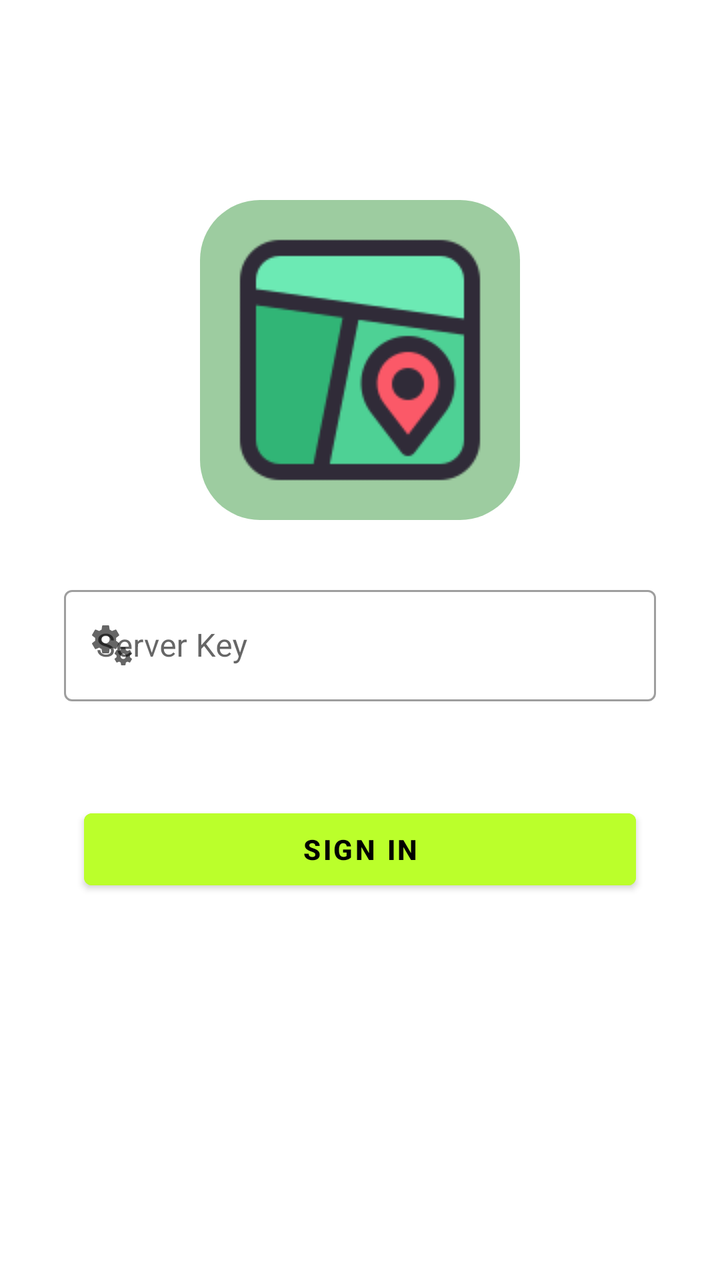
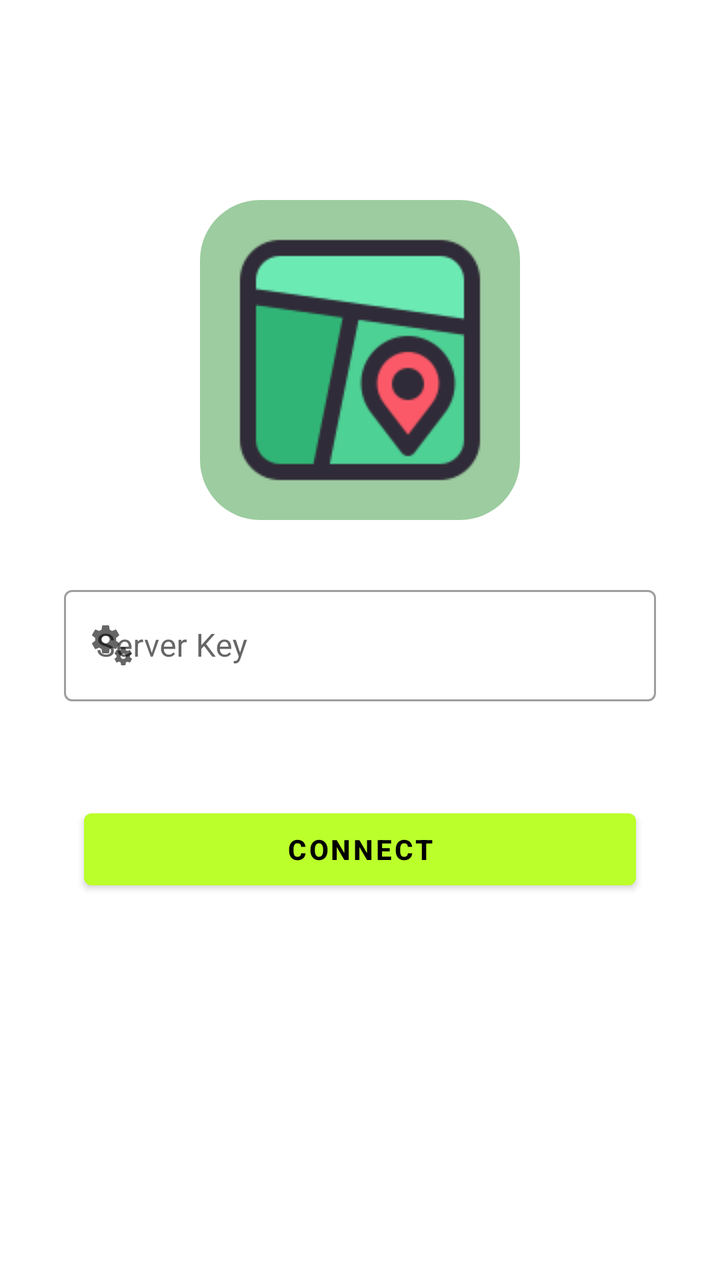

Compare the two renders of this Android layout. The source of the first and the diff that turns it into the second are given below.
<!-- AndroidManifest.xml: application theme Theme.PSASIC -->
<!-- res/layout/activity_server_select.xml -->
<?xml version="1.0" encoding="utf-8"?>
<androidx.constraintlayout.widget.ConstraintLayout xmlns:android="http://schemas.android.com/apk/res/android"
    xmlns:app="http://schemas.android.com/apk/res-auto"
    xmlns:tools="http://schemas.android.com/tools"
    android:layout_width="match_parent"
    android:layout_height="match_parent"
    tools:context=".Activities.ServerSelectActivity">

    <ImageView
        android:id="@+id/logo"
        android:layout_width="160dp"
        android:layout_height="160dp"
        android:layout_marginTop="100dp"
        android:background="@drawable/rounded_bg"
        android:scaleType="center"
        android:src="@drawable/icons128"
        app:layout_constraintEnd_toEndOf="parent"
        app:layout_constraintStart_toStartOf="parent"
        app:layout_constraintTop_toTopOf="parent" />

    <com.google.android.material.textfield.TextInputLayout
        android:id="@+id/textServerLayout"
        style="@style/Widget.MaterialComponents.TextInputLayout.OutlinedBox"
        android:layout_width="match_parent"
        android:layout_height="wrap_content"
        android:layout_marginStart="32dp"
        android:layout_marginEnd="32dp"
        android:hint="Server Key"
        app:endIconMode="clear_text"
        app:layout_constraintBottom_toBottomOf="parent"
        app:layout_constraintEnd_toEndOf="parent"
        app:layout_constraintStart_toStartOf="parent"
        app:layout_constraintTop_toTopOf="parent"
        app:startIconDrawable="@drawable/server">

        <com.google.android.material.textfield.TextInputEditText
            android:id="@+id/textServer"
            android:layout_width="match_parent"
            android:layout_height="wrap_content" />
    </com.google.android.material.textfield.TextInputLayout>

    <Button
        android:id="@+id/signin_button"
        android:layout_width="276dp"
        android:layout_height="wrap_content"
        android:layout_marginTop="50dp"
        android:backgroundTint="@color/lime"
        android:text="SIGN IN"
        android:textColor="@color/black"
        android:textStyle="bold"
        app:layout_constraintEnd_toEndOf="parent"
        app:layout_constraintStart_toStartOf="parent"
        app:layout_constraintTop_toBottomOf="@+id/textServerLayout" />

</androidx.constraintlayout.widget.ConstraintLayout>
<!-- resources referenced by this layout -->
<resources>
  <color name="black">#FF000000</color>
  <color name="lime">#BBFF2B</color>
  <!-- drawable icons128: png bitmap (drawable, 4297 bytes) -->
  <!-- drawable rounded_bg (drawable) -->
  <?xml version="1.0" encoding="UTF-8"?>
  <shape xmlns:android="http://schemas.android.com/apk/res/android">
      <solid android:color="@color/background_green"/>
      <corners android:radius="30dp"/>
      <padding android:left="0dp" android:top="0dp" android:right="0dp" android:bottom="0dp" />
  </shape>
  <!-- drawable server: vector/xml drawable (drawable, 2144 chars, omitted) -->
  <style name="Theme.PSASIC" parent="Theme.MaterialComponents.DayNight.NoActionBar">
          
          <item name="colorPrimary">@color/purple_500</item>
          <item name="colorPrimaryVariant">@color/purple_700</item>
          <item name="colorOnPrimary">@color/white</item>
          
          <item name="colorSecondary">@color/teal_200</item>
          <item name="colorSecondaryVariant">@color/teal_700</item>
          <item name="colorOnSecondary">@color/black</item>
          
          <item name="android:statusBarColor">?attr/colorPrimaryVariant</item>
          
      </style>
  <color name="background_green">#9DCCA0</color>
  <color name="purple_500">#FF6200EE</color>
  <color name="purple_700">#FF3700B3</color>
  <color name="white">#FFFFFFFF</color>
  <color name="teal_200">#FF03DAC5</color>
  <color name="teal_700">#FF018786</color>
</resources>

<!-- the commit's change to res/layout/activity_server_select.xml (unified diff, before → after) -->
@@ -45,7 +45,7 @@
         android:layout_height="wrap_content"
         android:layout_marginTop="50dp"
         android:backgroundTint="@color/lime"
-        android:text="SIGN IN"
+        android:text="Connect"
         android:textColor="@color/black"
         android:textStyle="bold"
         app:layout_constraintEnd_toEndOf="parent"
